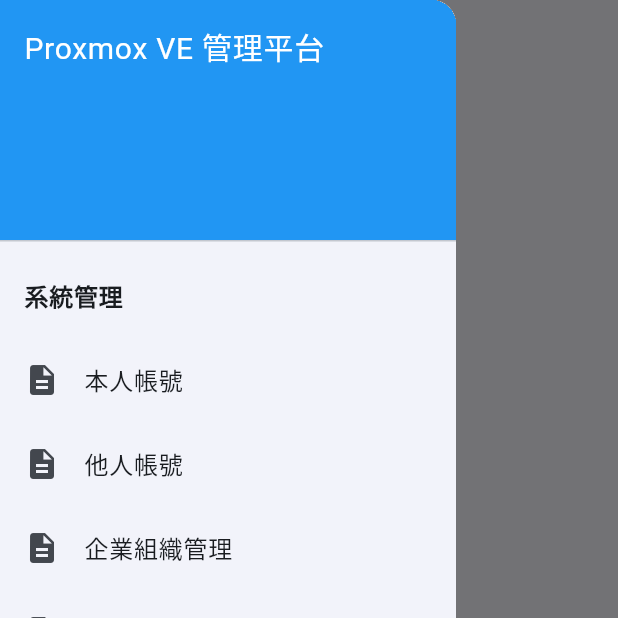
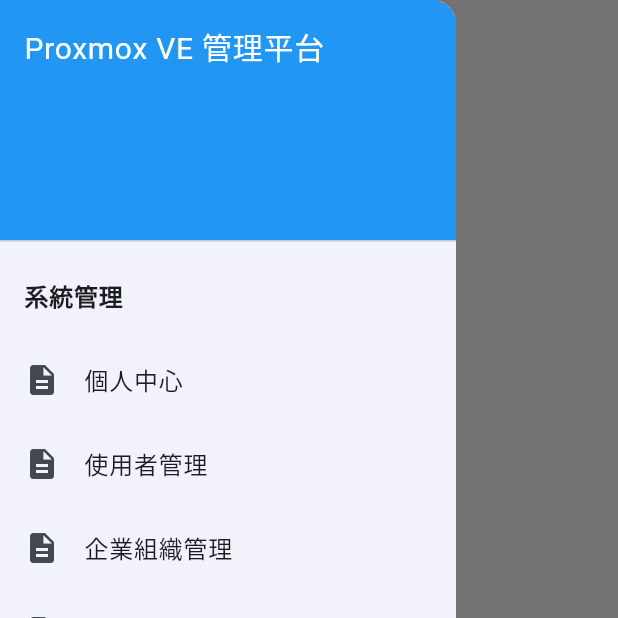
Before and after one commit to mark13578/flutter-pve-platform, a Flutter app: the screen it shows after launch, with the side drawer open, on a phone screen of 412 x 824 dp, the top half of it. Run offline on Flutter 3.47's test engine with Material 3 defaults, Android fonts, the phone set to English and light mode, and no system bars.

Commit message:
更新標籤內容

```diff
--- a/lib/main.dart
+++ b/lib/main.dart
@@ -32,7 +32,7 @@ class _HomePageState extends State<HomePage> {
 
   final Map<String, List<String>> menuItems = {
     "系統管理": [
-      "本人帳號", "他人帳號", "企業組織管理", "組織權限分配", "資產管理", "公告管理", "系統日誌"
+      "個人中心", "使用者管理", "企業組織管理", "組織權限分配", "資產管理", "公告管理", "系統日誌"
     ],
     "工單管理": ["建立工單"],
     "虛擬機操作": ["虛擬機", "虛擬機操作", "資產管理"],
```
